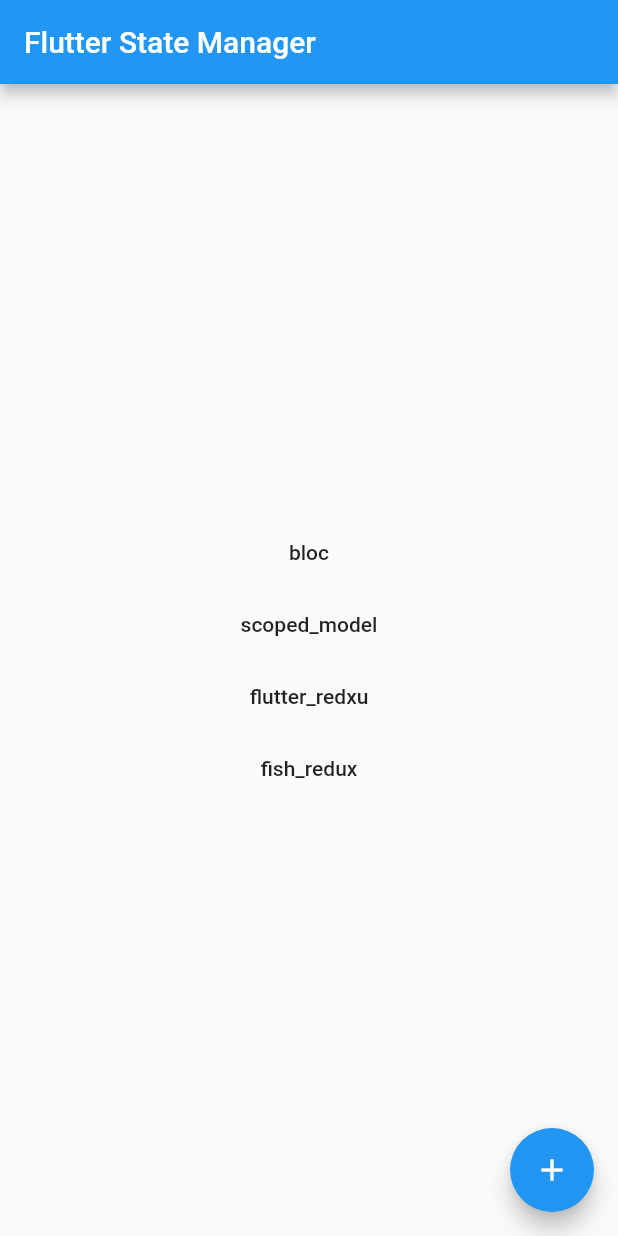
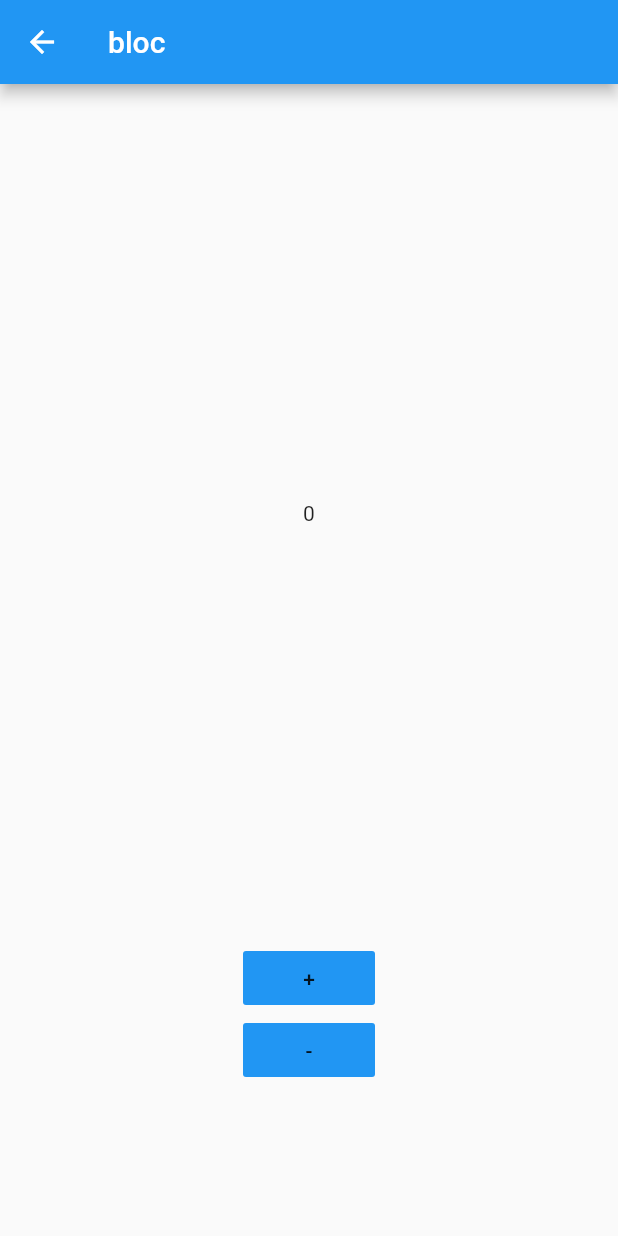
Before and after one commit to CarGuo/state_manager_demo, a Flutter app: the screen it shows after launch, after a tap on "scoped_model", on a phone screen of 412 x 824 dp. Run offline on Flutter 3.47's test engine with Material 2 defaults, Android fonts, the phone set to English and light mode, and no system bars.

Commit message:
add scoped page

```diff
--- a/lib/main.dart
+++ b/lib/main.dart
@@ -1,5 +1,6 @@
 import 'package:flutter/material.dart';
 import 'package:state_manager_demo/bloc_page.dart';
+import 'package:state_manager_demo/scoped_page.dart';
 
 void main() => runApp(MyApp());
 
@@ -25,7 +26,10 @@ class MyApp extends StatelessWidget {
       routes: {
         "bloc": (context) {
           return BlocPage();
-        }
+        },
+        "scoped": (context) {
+          return ScopedPage();
+        },
       },
     );
   }
@@ -102,7 +106,11 @@ class _MyHomePageState extends State<MyHomePage> {
                   Navigator.of(context).pushNamed("bloc");
                 },
                 child: new Text("bloc")),
-            new FlatButton(onPressed: () {}, child: new Text("scoped_model")),
+            new FlatButton(
+                onPressed: () {
+                  Navigator.of(context).pushNamed("scoped");
+                },
+                child: new Text("scoped_model")),
             new FlatButton(onPressed: () {}, child: new Text("flutter_redxu")),
             new FlatButton(onPressed: () {}, child: new Text("fish_redux")),
           ],
--- a/lib/scoped_page.dart
+++ b/lib/scoped_page.dart
@@ -0,0 +1,80 @@
+import 'dart:async';
+
+import 'package:flutter/material.dart';
+import 'package:scoped_model/scoped_model.dart';
+
+class ScopedPage extends StatefulWidget {
+  @override
+  _ScopedPageState createState() => _ScopedPageState();
+}
+
+class _ScopedPageState extends State<ScopedPage> {
+  final CountModel _model = new CountModel();
+
+  @override
+  Widget build(BuildContext context) {
+    return Scaffold(
+        appBar: AppBar(
+          title: new Text("bloc"),
+        ),
+        body: Container(
+          child: new ScopedModel<CountModel>(
+            model: _model,
+            child: CountWidget(),
+          ),
+        ));
+  }
+}
+
+class CountWidget extends StatelessWidget {
+  @override
+  Widget build(BuildContext context) {
+    return new ScopedModelDescendant<CountModel>(
+        builder: (context, child, model) {
+      return new Column(
+        children: <Widget>[
+          new Expanded(
+              child: new Center(child: new Text(model.count.toString()))),
+          new Center(
+            child: new FlatButton(
+                onPressed: () {
+                  model.add();
+                },
+                color: Colors.blue,
+                child: new Text("+")),
+          ),
+          new Center(
+            child: new FlatButton(
+                onPressed: () {
+                  CountModel.of(context).dec();
+                },
+                color: Colors.blue,
+                child: new Text("-")),
+          ),
+          new SizedBox(
+            height: 100,
+          )
+        ],
+      );
+    });
+  }
+}
+
+class CountModel extends Model {
+  int _count = 0;
+
+  int get count => _count;
+
+  void add() {
+    _count++;
+    notifyListeners();
+  }
+
+  void dec() {
+    _count--;
+    notifyListeners();
+  }
+
+  static CountModel of(BuildContext context) =>
+      ScopedModel.of<CountModel>(context);
+}
```
